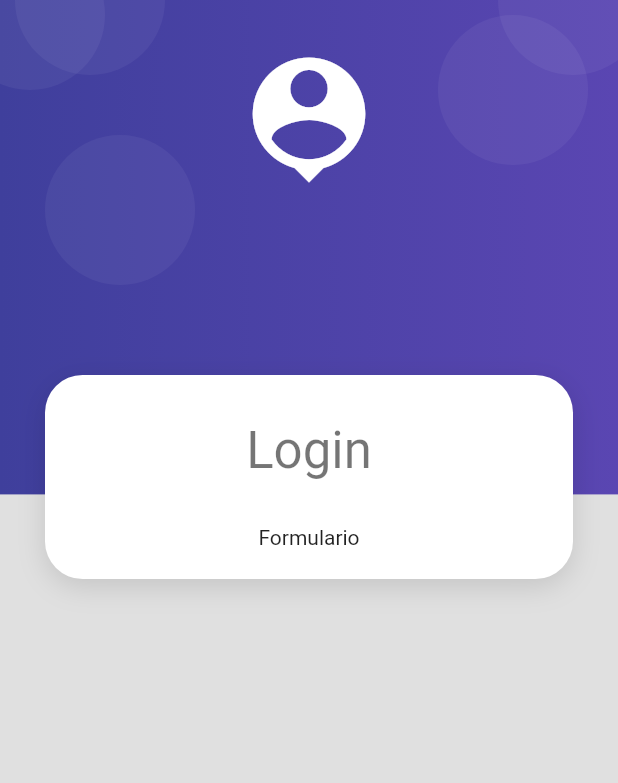
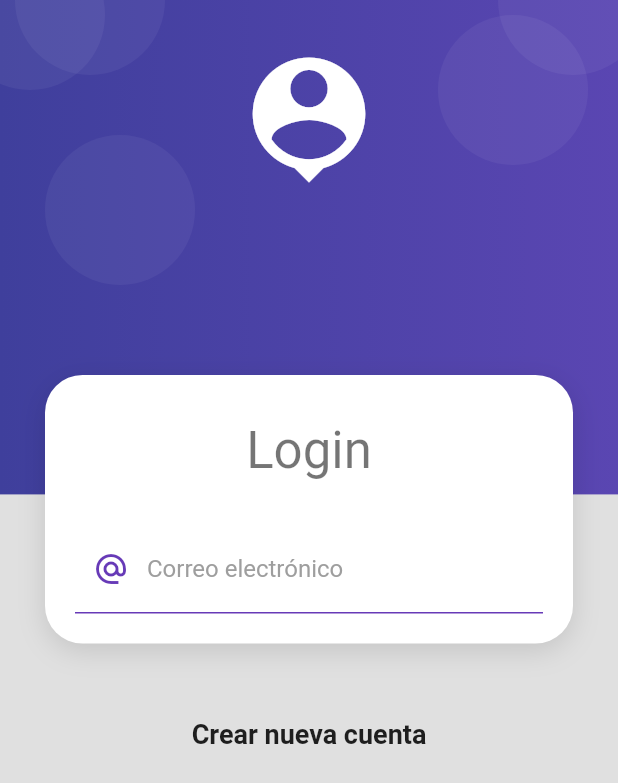
Before and after one commit to emersongonzal86/productosApp, a Flutter app: the screen it shows after launch, on a phone screen of 412 x 824 dp. Shown: the top 783 px of the screen. Run offline on Flutter 3.47's test engine with Material 2 defaults, Android fonts, the phone set to English and light mode, and no system bars.

Commit message:
Login form

```diff
--- a/lib/screens/login_screen.dart
+++ b/lib/screens/login_screen.dart
@@ -20,10 +20,48 @@ class LoginScreen extends StatelessWidget {
               style: Theme.of(context).textTheme.headlineMedium,
             ),
             const SizedBox(height: 30),
-            Text('Formulario')
+            _LoginForm()
           ]),
         ),
+        SizedBox(height: 50),
+        Text(
+          'Crear nueva cuenta',
+          style: TextStyle(fontSize: 18, fontWeight: FontWeight.bold),
+        )
       ],
     ))));
   }
 }
+
+class _LoginForm extends StatelessWidget {
+  const _LoginForm({super.key});
+
+  @override
+  Widget build(BuildContext context) {
+    return Container(
+      child: Form(
+        //TODO: mantener la referencia al KEY
+        child: Column(
+          children: [
+            TextFormField(
+              autocorrect: false,
+              keyboardType: TextInputType.emailAddress,
+              decoration: InputDecoration(
+                  enabledBorder: UnderlineInputBorder(
+                    borderSide: BorderSide(color: Colors.deepPurple),
+                  ),
+                  focusedBorder: UnderlineInputBorder(
+                      borderSide:
+                          BorderSide(color: Colors.deepPurple, width: 2)),
+                  hintText: 'jhon.doe@gmail.com',
+                  labelText: 'Correo electrónico',
+                  labelStyle: TextStyle(color: Colors.grey),
+                  prefixIcon: Icon(Icons.alternate_email_sharp,
+                      color: Colors.deepPurple)),
+            )
+          ],
+        ),
+      ),
+    );
+  }
+}
```
